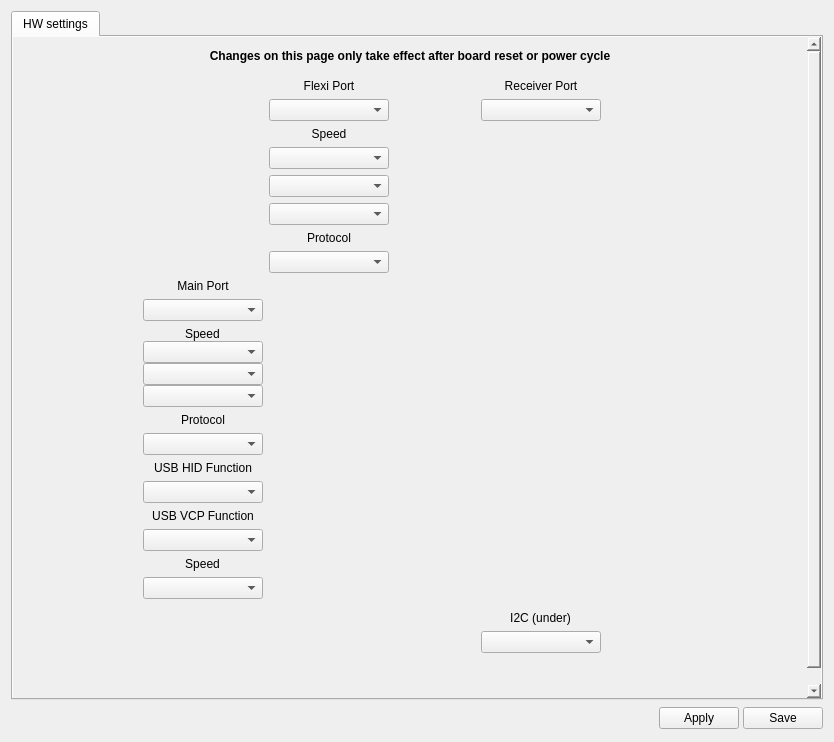
First picture: the form in ground/gcs/src/plugins/config/configsparky2hwwidget.ui, repository librepilot/LibrePilot, before the edit.
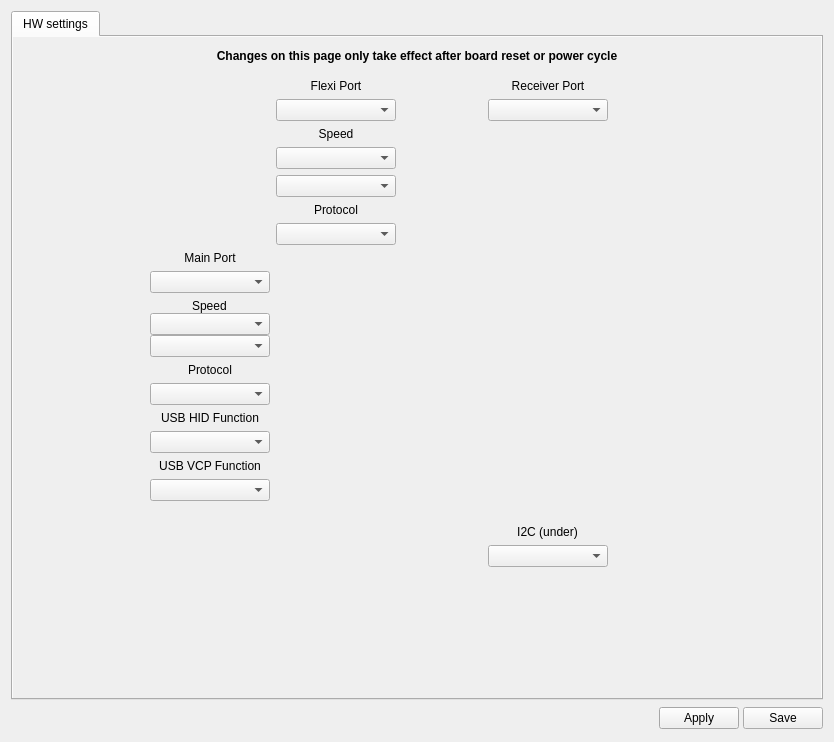
Second picture: the form after the edit. Icons and pictures are not drawn.

Commit message: LP-377 Implement handling of USB_CDC_REQ_SET_LINE_CODING control request for F4 and F1 targets. Removes UsbComBridgeSpeed from hwsettings object. Removes GCS combo boxes related to UsbComBridgeSpeed. Fixes few places where UsbComBridgeSpeed was used for DebugConsole speed config.

Patch:
```diff
--- a/ground/gcs/src/plugins/config/configsparky2hwwidget.ui
+++ b/ground/gcs/src/plugins/config/configsparky2hwwidget.ui
@@ -377,39 +377,13 @@
                  <item>
                   <widget class="QComboBox" name="cbMainGPSSpeed"/>
                  </item>
-                 <item>
-                  <widget class="QComboBox" name="cbMainComSpeed"/>
-                 </item>
                 </layout>
                </item>
               </layout>
              </item>
-             <item row="16" column="0">
-              <widget class="QComboBox" name="cbUSBVCPSpeed">
-               <property name="enabled">
-                <bool>true</bool>
-               </property>
-              </widget>
-             </item>
              <item row="12" column="0">
               <widget class="QComboBox" name="cbUSBHIDFunction"/>
              </item>
-             <item row="15" column="0" alignment="Qt::AlignHCenter">
-              <widget class="QLabel" name="lblUSBVCPSpeed">
-               <property name="sizePolicy">
-                <sizepolicy hsizetype="Preferred" vsizetype="Fixed">
-                 <horstretch>0</horstretch>
-                 <verstretch>0</verstretch>
-                </sizepolicy>
-               </property>
-               <property name="text">
-                <string>Speed</string>
-               </property>
-               <property name="alignment">
-                <set>Qt::AlignBottom|Qt::AlignHCenter</set>
-               </property>
-              </widget>
-             </item>
              <item row="13" column="0" alignment="Qt::AlignHCenter">
               <widget class="QLabel" name="label_8">
                <property name="sizePolicy">
@@ -504,13 +478,6 @@
                <item>
                 <widget class="QComboBox" name="cbFlexiGPSSpeed"/>
                </item>
-               <item>
-                <widget class="QComboBox" name="cbFlexiComSpeed">
-                 <property name="enabled">
-                  <bool>true</bool>
-                 </property>
-                </widget>
-               </item>
               </layout>
              </item>
              <item row="2" column="1">
```
The commit also changes 15 other files.
